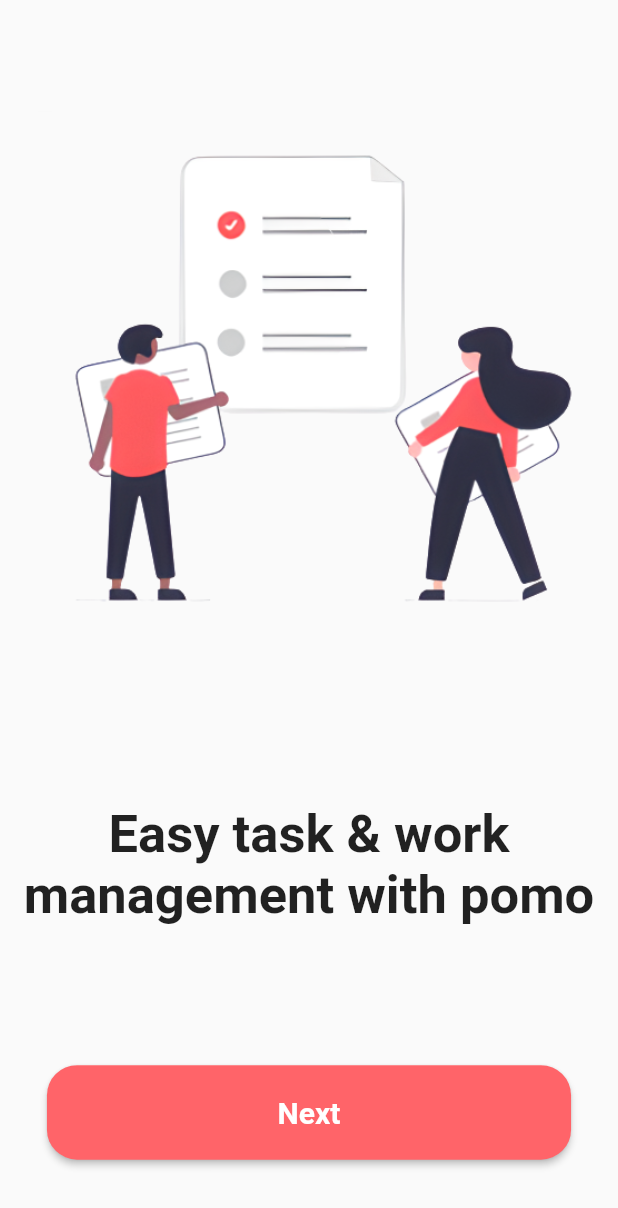
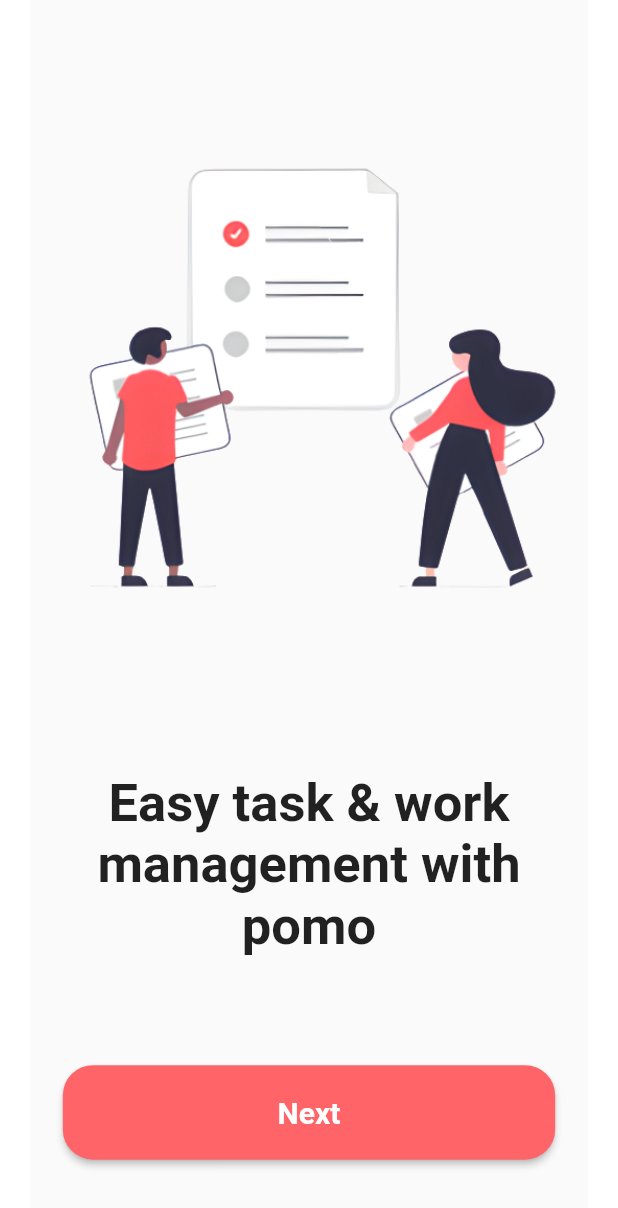
Before and after one commit to emresaridogan/flutter-pomodofocus, a Flutter app: the screen it shows after launch, on a phone screen of 412 x 824 dp. Shown: the top 1208 px of the screen. Run offline on Flutter 3.47's test engine with Material 2 defaults, Android fonts, the phone set to English and light mode, and no system bars.

Commit message:
core layer updated

```diff
--- a/lib/core/base/state/base_state.dart
+++ b/lib/core/base/state/base_state.dart
@@ -9,6 +9,9 @@
 abstract class BaseState<T extends StatefulWidget> extends State<T> {
   ThemeData get themeData => Theme.of(context);
 
+  get dynamicHeight => MediaQuery.of(context).size.height;
+  get dynamicWidth => MediaQuery.of(context).size.width;
+
   ColorConstants colorConstants = ColorConstants.instance;
   ImageConstants imageConstants = ImageConstants.instance;
   ApplicationConstants applicationConstants = ApplicationConstants.instance;
--- a/lib/core/base/view/base_view.dart
+++ b/lib/core/base/view/base_view.dart
@@ -1,4 +1,5 @@
 import 'package:flutter/material.dart';
+import 'package:pomodofocus/core/constants/color/color_constants.dart';
 
 class BaseView<T> extends StatefulWidget {
   final Widget Function(BuildContext context) onPageBuilder;
@@ -38,8 +39,10 @@
   @override
   Widget build(BuildContext context) {
     return Scaffold(
+      resizeToAvoidBottomInset: false,
+      backgroundColor: ColorConstants.instance.whiteColor,
       body: Padding(
-        padding: const EdgeInsets.only(left: 8.0, right: 8.0),
+        padding: const EdgeInsets.only(left: 20, right: 20),
         child: widget.onPageBuilder(context),
       ),
     );
--- a/lib/core/constants/image/image_constants.dart
+++ b/lib/core/constants/image/image_constants.dart
@@ -12,6 +12,13 @@
   String get onboard2 => toPng('onboard2');
   String get onboard3 => toPng('onboard3');
 
+  String get facebook => toSvg('facebook');
+  String get apple => toSvg('apple');
+  String get google => toSvg('google');
+
+  String toSvg(String name) =>
+      '${ApplicationConstants.instance.imagesPath}$name.svg';
+
   String toPng(String name) =>
       '${ApplicationConstants.instance.imagesPath}$name.png';
 }
--- a/lib/core/constants/string/string_constants.dart
+++ b/lib/core/constants/string/string_constants.dart
@@ -1,5 +1,3 @@
-import 'package:flutter/material.dart';
-
 class StringConstants {
   static StringConstants? _instance;
 
@@ -7,15 +5,21 @@
 
   StringConstants._init();
 
+  // onboard
   get onboard1 => "Easy task & work management with pomo";
   get onboard2 => "Track your productivity & gain insights";
   get next => "Next";
   get onboard3button => "Get Started";
   get onboard3 => "Boost your productivity now & be successful";
-  get blackColor => Colors.black;
 
-  get lightGrey => const Color.fromRGBO(245, 245, 245, 1);
-  get medGrey => const Color.fromRGBO(170, 170, 170, 1);
+  // login
+  get login => "Login to your Account";
+  get email => "Email";
+  get password => "Password";
+  get remember => "Remember me";
+  get signin => "Sign in";
 
-  get darkGrey => const Color.fromRGBO(120, 120, 120, 1);
+  // error
+  get emailHata => "Please input email";
+  get passwordHata => "Please input password";
 }
```
